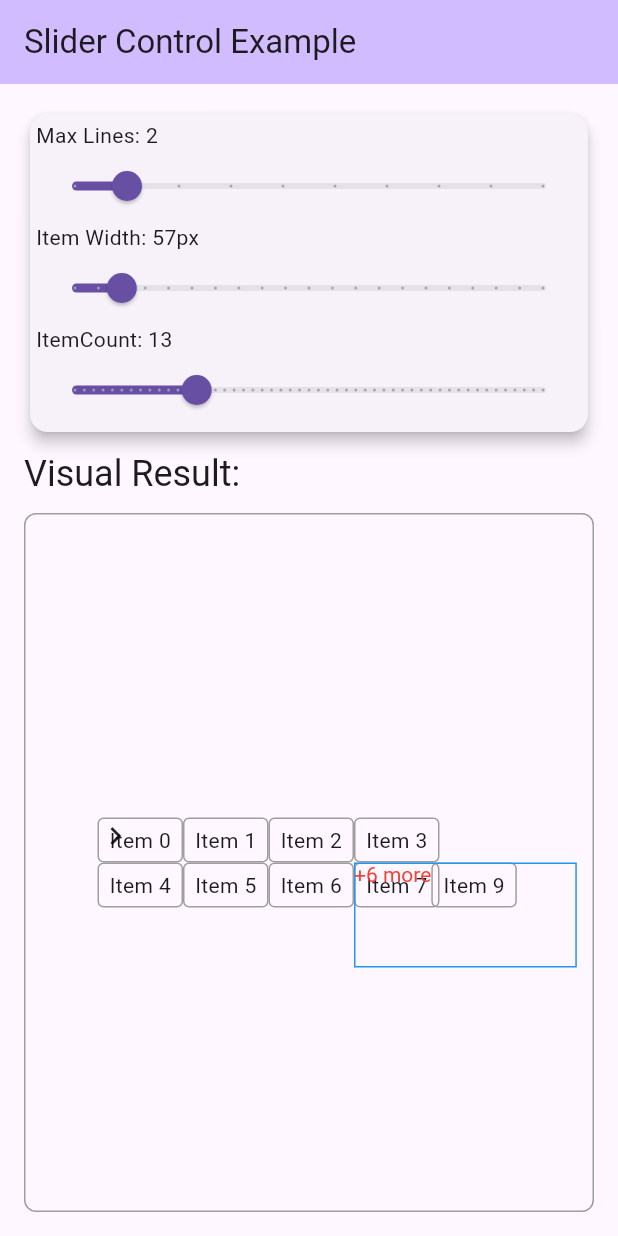
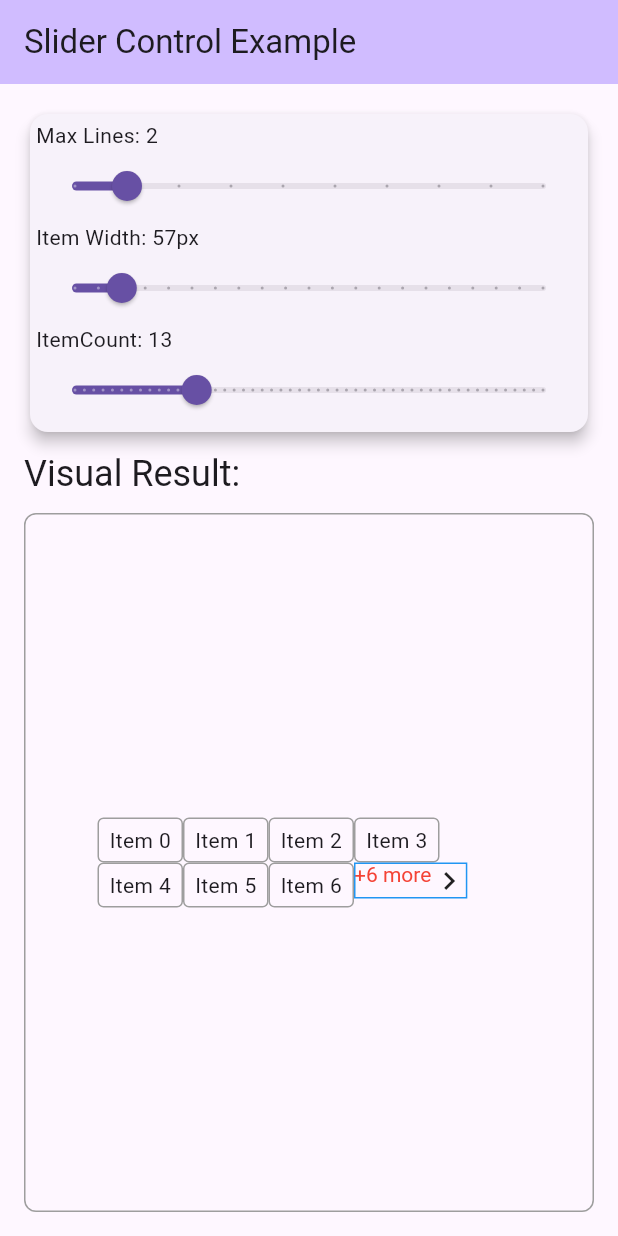
Before and after one commit to Max-Size/more_than_wrap, a Flutter app: the screen it shows after launch, on a phone screen of 412 x 824 dp. Run offline on Flutter 3.47's test engine with Material 3 defaults, Android fonts, the light colour scheme and no system bars.

Commit message:
refactor: enhance overflow handling in ExtendedRenderWrap and update layout logic
- Updated the layout logic in `ExtendedRenderWrap` to improve overflow handling and ensure proper rendering of child elements.
- Removed obsolete methods related to child layout and integrated new logic for handling overflowed items.
- Adjusted the `ExtendedRenderWrapWidgetStyler` to accommodate changes in child layout and overflow calculations.
- Commented out unused padding in the `SliderControlWidget` for clarity.

```diff
--- a/example/lib/main.dart
+++ b/example/lib/main.dart
@@ -157,7 +157,7 @@ class _SliderControlWidgetState extends State<SliderControlWidget> {
           ],
           style: OverflowBuilderStyle(
               border: Border.all(color: Colors.blue),
-              padding: const EdgeInsets.symmetric(horizontal: 20, vertical: 20),
+              // padding: const EdgeInsets.symmetric(horizontal: 20, vertical: 20),
               color: Colors.amber.withAlpha(0)),
         ),
         children: List.generate(
@@ -186,12 +186,4 @@ class _SliderControlWidgetState extends State<SliderControlWidget> {
       ),
     );
   }
-
-  SliverChildDelegate getSliverChildDelegate() {
-    return SliverChildBuilderDelegate(
-      (context, index) =>
-          sizedChild('Item $index', key: ValueKey('item_$index')),
-      childCount: 10,
-    );
-  }
 }
--- a/lib/src/render_box/render_box.dart
+++ b/lib/src/render_box/render_box.dart
@@ -96,6 +96,8 @@ abstract class ExtendedRenderWrap<T> extends RenderBox
   ///
   void onUpdate() {
     isHideLastItemIfOverflowed = false;
+    markNeedsLayout();
+
     // calculatedOverflow = false;
   }
 
@@ -124,6 +126,8 @@ abstract class ExtendedRenderWrap<T> extends RenderBox
 
   /// Last rendered child element
   RenderBox? lastRenderedChild;
+
+  RenderBox? lastLayoutedChild;
 
   @override
   BoxConstraints get constraints =>
@@ -182,7 +186,9 @@ abstract class ExtendedRenderWrap<T> extends RenderBox
 
     /// Loop to iterate through all child elements and draw them
     while (child != null && curIndex < allElements) {
-      if (curIndex > _amountOfActualWrapChildren ) return;
+      if (curIndex > _amountOfActualWrapChildren - 1) break;
+      lastLayoutedChild = child;
+
       /// If already overflowed, then skip child element
       if (hasOverflow) {
         passChild();
@@ -239,66 +245,6 @@ abstract class ExtendedRenderWrap<T> extends RenderBox
       child = childParentData.nextSibling;
     }
 
-    /// Then the following happens:
-    ///
-    ///             Was overflow widget added for display
-    ///                 in case of overflow?
-    ///                           |
-    ///                           |Yes
-    ///                           |
-    ///                 Is there overflow?
-    ///                        /        \
-    ///                 No   /          \ Yes
-    ///                      /            \_____ _______
-    ///                     /                   |           Do we need to hide the last rendered element?
-    ///                    /                    |                        /           \
-    ///   Then simply don't draw          |                 No   /             \ Yes
-    ///       overflow widget                   |                      /               \
-    ///                                         |               nothing to           1. Reduce offset for next element
-    ///                                         |                do                on width of last child element and [spacing]
-    ///                                         |                                   2. Hide last element with zero constraints
-    ///                                         |
-    ///                                         |
-    ///                                         |________
-    ///                                         |              Is overflow calculated yet?
-    ///                                         |                      /           \
-    ///                                         |            Calculated /             \ Not calculated
-    ///                                         |                    /               \
-    ///                                         |               nothing to          Schedule microtask (Important: we can't start
-    ///                                         |                do                                rebuilding when not fully built [ExtendedRenderWrap]):
-    ///                                         |                                      1. Raise flag [calculatedOverflow]
-    ///                                         |                                      2. Call [_onWidgetsLayouted]
-    ///                                         |                                         passing there number of overflowed elements without considering overflow widget
-    ///                                         |                                      2. Reset number of overflowed elements
-    ///                                         |
-    ///                                         |
-    ///                                         |
-    ///                                         |
-    ///                              Draw overflow widget
-    ///                                         |
-    ///                                         |
-    ///                                         |
-    ///                                         |_____________
-    ///                                         |                 Is overflow widget removed (OR) only widget for searching hash tags not removed?
-    ///                                         |                     (this check only happens when flag
-    ///                                         |                    that count of not removed elements [calculatedOverflow] is raised)
-    ///                                         |                                      /           \
-    ///                                         |                               No   /             \
-    ///                                         |                                    /               \
-    ///                                         |                                nothing to         1. Raise flag [isHideLastItemIfOverflowed] so that
-    ///                                         |                                                     not draw last element
-    ///                                         |                                 do           2. Increase number of not removed elements by 1
-    ///                                         |                                                  3. Schedule microtask:
-    ///                                         |                                                     - 1. Call [_onWidgetsLayouted] passing
-    ///                                         |                                                         there number of overflowed elements without considering overflow widget
-    ///                                         |                                                     - 2. Reset number of overflowed elements
-    ///                                         |
-    ///                                         |
-    ///                                         |
-    ///                                         |
-    ///                  Mark constraints for all parent [RenderBox]
-    ///
-
     layoutOverflowIndicator(hasOverflow);
 
     final height = max(dy + maxYPerRow, this.constraints.minHeight);
--- a/lib/src/render_box/styler.dart
+++ b/lib/src/render_box/styler.dart
@@ -41,7 +41,7 @@ class ExtendedRenderWrapWidgetStyler extends ExtendedRenderWrap<String> {
     final recorder = PictureRecorder();
     final canvas = Canvas(recorder);
     final paddingHorizontal = overflowBuilder.style.padding.horizontal;
-    final childrenSize = _layoutOverflowChildren(canvas);
+    final childrenSize = _layoutOverflowChildren(canvas, objectsOverflowed);
     final overflowWidth = childrenSize.width + paddingHorizontal;
     final overflowHeight =
         childrenSize.height + overflowBuilder.style.padding.vertical;
@@ -76,54 +76,6 @@ class ExtendedRenderWrapWidgetStyler extends ExtendedRenderWrap<String> {
     return _DrawResult(picture: picture, size: size);
   }
 
-  Size _layoutOverflowChildren(Canvas canvas) {
-    final items = _overflowBuilder?.items;
-    if (items == null) return Size.zero;
-    var offset = Offset.zero;
-    double maxHeight = 0;
-    for (final item in items) {
-      final childSize = _layoutChild(item, offset, canvas);
-      maxHeight = max(childSize.height, maxHeight);
-      offset += Offset(childSize.width, 0);
-    }
-    return Size(offset.dx, maxHeight);
-  }
-
-  Size _layoutChild(OverflowBuilderItem item, Offset offset, Canvas canvas) =>
-      switch (item) {
-        OverflowBuilderWidgetItem _ => _layoutWidget(item, offset),
-        OverflowBuilderTextItem _ => _layoutAndPaintText(item, offset, canvas),
-      };
-
-  Size _layoutAndPaintText(
-    OverflowBuilderTextItem textBuilder,
-    Offset offset,
-    Canvas canvas,
-  ) {
-    final overflowText = textBuilder.textBuilder(objectsOverflowed);
-    final overflowTextPainter =
-        TextPainter(textDirection: TextDirection.ltr)
-          ..text = TextSpan(text: overflowText, style: textBuilder.textStyle)
-          ..layout(
-            maxWidth:
-                constraints.maxWidth -
-                (_overflowBuilder?.style.padding.horizontal ?? 0),
-          );
-    final textSize = overflowTextPainter.size;
-    overflowTextPainter.paint(canvas, offset);
-    return textSize;
-  }
-
-  Size _layoutWidget(OverflowBuilderWidgetItem widget, Offset offset) {
-    final parentData = lastRenderedChild?.parentData as LimitWrapParentData;
-    final curRenderBox = parentData.nextSibling;
-    curRenderBox!.layout(constraints, parentUsesSize: true);
-    final curParentData = curRenderBox.parentData as LimitWrapParentData;
-    curParentData.offset = Offset(dx, dy) + offset;
-    lastRenderedChild = curRenderBox;
-    return curRenderBox.size;
-  }
-
   @override
   void layoutOverflowIndicator(bool hasOverflow) {
     if (!hasOverflow) {
@@ -145,14 +97,66 @@ class ExtendedRenderWrapWidgetStyler extends ExtendedRenderWrap<String> {
         ExtendedRenderWrap.shrinkedConstraints,
         parentUsesSize: true,
       );
+      final newObjectsOverflowAmount = objectsOverflowed + 1;
       final drawResult = _drawOverflowIndicator(
-        objectsOverflowed + 1,
+        newObjectsOverflowAmount,
         overflowBuilder,
       );
       _overflowIndicator = drawResult;
     }
     // picture.
   }
+
+  Size _layoutOverflowChildren(Canvas canvas, int objectsOverflowed) {
+    RenderBox? lastChild = lastLayoutedChild;
+
+    Size layoutAndPaintText(
+      OverflowBuilderTextItem textBuilder,
+      Offset offset,
+      Canvas canvas,
+    ) {
+      final overflowText = textBuilder.textBuilder(objectsOverflowed);
+      final overflowTextPainter =
+          TextPainter(textDirection: TextDirection.ltr)
+            ..text = TextSpan(text: overflowText, style: textBuilder.textStyle)
+            ..layout(
+              maxWidth:
+                  constraints.maxWidth -
+                  (_overflowBuilder?.style.padding.horizontal ?? 0),
+            );
+      final textSize = overflowTextPainter.size;
+      overflowTextPainter.paint(canvas, offset);
+      return textSize;
+    }
+
+    Size layoutWidget(OverflowBuilderWidgetItem widget, Offset offset) {
+      final parentData = lastChild?.parentData as LimitWrapParentData;
+      final curRenderBox = parentData.nextSibling;
+      curRenderBox!.layout(constraints, parentUsesSize: true);
+      final curParentData = curRenderBox.parentData as LimitWrapParentData;
+      curParentData.offset = Offset(dx, dy) + offset;
+      lastChild = curRenderBox;
+      return curRenderBox.size;
+    }
+
+    Size layoutChild(OverflowBuilderItem item, Offset offset, Canvas canvas) =>
+        switch (item) {
+          OverflowBuilderWidgetItem _ => layoutWidget(item, offset),
+          OverflowBuilderTextItem _ => layoutAndPaintText(item, offset, canvas),
+        };
+
+    final items = _overflowBuilder?.items;
+    if (items == null) return Size.zero;
+    var offset = Offset.zero;
+    double maxHeight = 0;
+    for (final item in items) {
+      final childSize = layoutChild(item, offset, canvas);
+      maxHeight = max(childSize.height, maxHeight);
+      offset += Offset(childSize.width, 0);
+    }
+    return Size(offset.dx, maxHeight);
+  }
+
 
   @override
   bool hitTestSelf(Offset position) => true;
```
